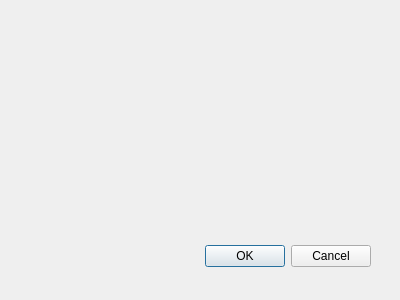
Before: the Qt Designer form SIMP/dialog_record_option.ui in iiSM4u/iiSM-SW_public, drawn with Qt 5.
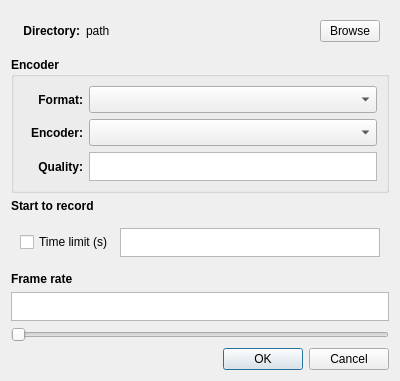
After: the same form once the commit is applied. Custom widgets are drawn as their Qt base class.

Commit message: record option 다이얼로그 작업 중

```diff
--- a/SIMP/dialog_record_option.ui
+++ b/SIMP/dialog_record_option.ui
@@ -7,29 +7,251 @@
     <x>0</x>
     <y>0</y>
     <width>400</width>
-    <height>300</height>
+    <height>381</height>
    </rect>
   </property>
   <property name="windowTitle">
    <string>Dialog</string>
   </property>
-  <widget class="QDialogButtonBox" name="buttonBox">
-   <property name="geometry">
-    <rect>
-     <x>30</x>
-     <y>240</y>
-     <width>341</width>
-     <height>32</height>
-    </rect>
-   </property>
-   <property name="orientation">
-    <enum>Qt::Horizontal</enum>
-   </property>
-   <property name="standardButtons">
-    <set>QDialogButtonBox::Cancel|QDialogButtonBox::Ok</set>
-   </property>
-  </widget>
+  <layout class="QVBoxLayout" name="verticalLayout">
+   <item>
+    <widget class="QWidget" name="widget_2" native="true">
+     <layout class="QHBoxLayout" name="horizontalLayout_2">
+      <item>
+       <widget class="QLabel" name="label_2">
+        <property name="minimumSize">
+         <size>
+          <width>60</width>
+          <height>0</height>
+         </size>
+        </property>
+        <property name="maximumSize">
+         <size>
+          <width>60</width>
+          <height>16777215</height>
+         </size>
+        </property>
+        <property name="font">
+         <font>
+          <bold>true</bold>
+         </font>
+        </property>
+        <property name="text">
+         <string>Directory:</string>
+        </property>
+        <property name="alignment">
+         <set>Qt::AlignRight|Qt::AlignTrailing|Qt::AlignVCenter</set>
+        </property>
+       </widget>
+      </item>
+      <item>
+       <widget class="QLabel" name="lbDir">
+        <property name="text">
+         <string>path</string>
+        </property>
+       </widget>
+      </item>
+      <item>
+       <widget class="QPushButton" name="btnDir">
+        <property name="maximumSize">
+         <size>
+          <width>60</width>
+          <height>16777215</height>
+         </size>
+        </property>
+        <property name="text">
+         <string>Browse</string>
+        </property>
+       </widget>
+      </item>
+     </layout>
+    </widget>
+   </item>
+   <item>
+    <widget class="QGroupBox" name="groupBox">
+     <property name="font">
+      <font>
+       <bold>true</bold>
+      </font>
+     </property>
+     <property name="title">
+      <string>Encoder</string>
+     </property>
+     <layout class="QGridLayout" name="gridLayout">
+      <item row="1" column="0">
+       <widget class="QLabel" name="label_3">
+        <property name="minimumSize">
+         <size>
+          <width>60</width>
+          <height>0</height>
+         </size>
+        </property>
+        <property name="maximumSize">
+         <size>
+          <width>16777215</width>
+          <height>16777215</height>
+         </size>
+        </property>
+        <property name="text">
+         <string>Encoder:</string>
+        </property>
+        <property name="alignment">
+         <set>Qt::AlignRight|Qt::AlignTrailing|Qt::AlignVCenter</set>
+        </property>
+       </widget>
+      </item>
+      <item row="1" column="1">
+       <widget class="QComboBox" name="cbVideoEncoder">
+        <property name="minimumSize">
+         <size>
+          <width>0</width>
+          <height>27</height>
+         </size>
+        </property>
+       </widget>
+      </item>
+      <item row="2" column="0">
+       <widget class="QLabel" name="label_4">
+        <property name="text">
+         <string>Quality:</string>
+        </property>
+        <property name="alignment">
+         <set>Qt::AlignRight|Qt::AlignTrailing|Qt::AlignVCenter</set>
+        </property>
+       </widget>
+      </item>
+      <item row="2" column="1">
+       <widget class="CustomPlainTextEdit" name="editQuality">
+        <property name="minimumSize">
+         <size>
+          <width>0</width>
+          <height>27</height>
+         </size>
+        </property>
+       </widget>
+      </item>
+      <item row="0" column="0">
+       <widget class="QLabel" name="label">
+        <property name="maximumSize">
+         <size>
+          <width>60</width>
+          <height>16777215</height>
+         </size>
+        </property>
+        <property name="font">
+         <font>
+          <bold>true</bold>
+         </font>
+        </property>
+        <property name="text">
+         <string>Format:</string>
+        </property>
+        <property name="alignment">
+         <set>Qt::AlignRight|Qt::AlignTrailing|Qt::AlignVCenter</set>
+        </property>
+       </widget>
+      </item>
+      <item row="0" column="1">
+       <widget class="QComboBox" name="cbVideoFormat">
+        <property name="minimumSize">
+         <size>
+          <width>0</width>
+          <height>27</height>
+         </size>
+        </property>
+       </widget>
+      </item>
+     </layout>
+    </widget>
+   </item>
+   <item>
+    <widget class="QLabel" name="label_6">
+     <property name="font">
+      <font>
+       <bold>true</bold>
+      </font>
+     </property>
+     <property name="text">
+      <string>Start to record</string>
+     </property>
+    </widget>
+   </item>
+   <item>
+    <widget class="QWidget" name="widget" native="true">
+     <layout class="QHBoxLayout" name="horizontalLayout_3">
+      <item>
+       <widget class="QCheckBox" name="chkTimeLimit">
+        <property name="font">
+         <font>
+          <bold>false</bold>
+         </font>
+        </property>
+        <property name="text">
+         <string>Time limit (s)</string>
+        </property>
+       </widget>
+      </item>
+      <item>
+       <widget class="CustomPlainTextEdit" name="editTimeLimit">
+        <property name="minimumSize">
+         <size>
+          <width>0</width>
+          <height>27</height>
+         </size>
+        </property>
+       </widget>
+      </item>
+     </layout>
+    </widget>
+   </item>
+   <item>
+    <widget class="QLabel" name="label_5">
+     <property name="font">
+      <font>
+       <bold>true</bold>
+      </font>
+     </property>
+     <property name="text">
+      <string>Frame rate</string>
+     </property>
+    </widget>
+   </item>
+   <item>
+    <widget class="CustomPlainTextEdit" name="editFrameRate">
+     <property name="minimumSize">
+      <size>
+       <width>0</width>
+       <height>27</height>
+      </size>
+     </property>
+    </widget>
+   </item>
+   <item>
+    <widget class="QSlider" name="sliderFrameRate">
+     <property name="orientation">
+      <enum>Qt::Horizontal</enum>
+     </property>
+    </widget>
+   </item>
+   <item>
+    <widget class="QDialogButtonBox" name="buttonBox">
+     <property name="orientation">
+      <enum>Qt::Horizontal</enum>
+     </property>
+     <property name="standardButtons">
+      <set>QDialogButtonBox::Cancel|QDialogButtonBox::Ok</set>
+     </property>
+    </widget>
+   </item>
+  </layout>
  </widget>
+ <customwidgets>
+  <customwidget>
+   <class>CustomPlainTextEdit</class>
+   <extends>QPlainTextEdit</extends>
+   <header>custom_plain_text_edit.h</header>
+  </customwidget>
+ </customwidgets>
  <resources/>
  <connections>
   <connection>
```
The commit also changes 7 other files.
